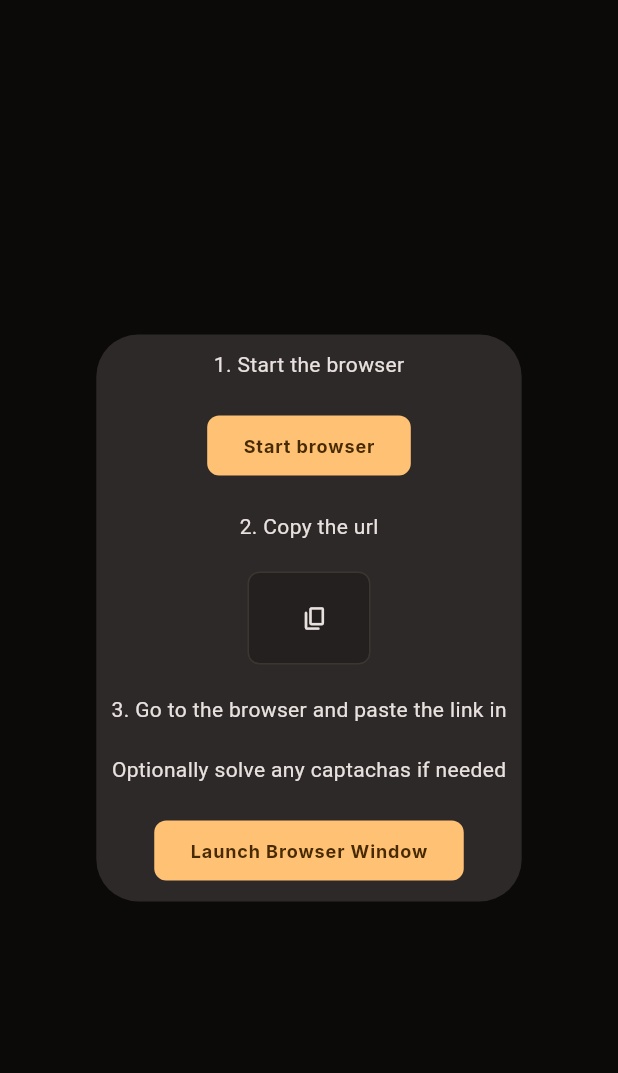
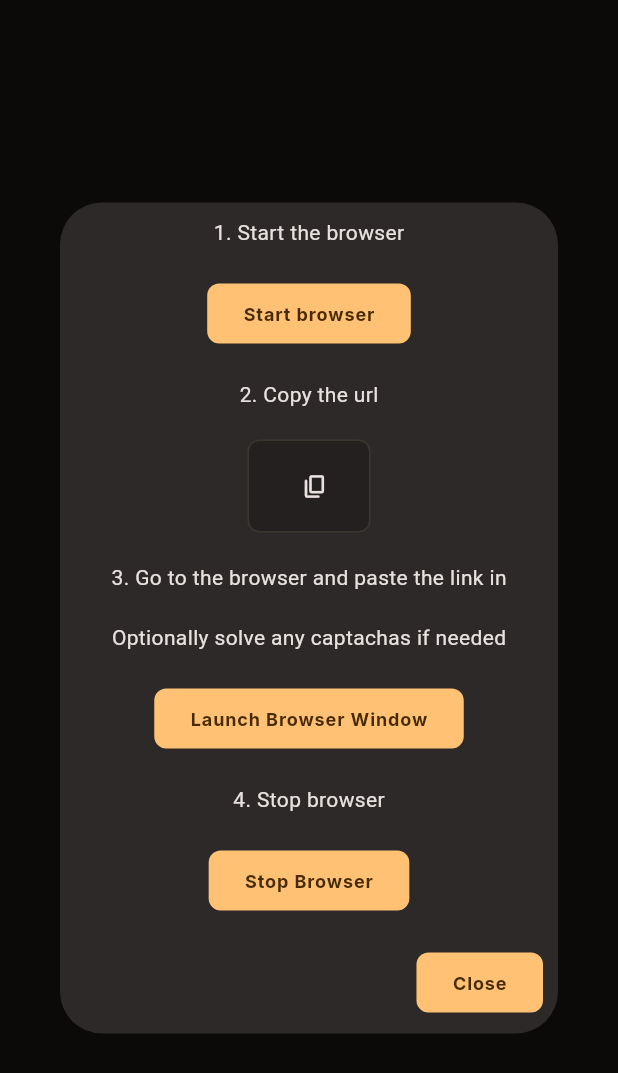
Before and after one commit to RA341/homework, a Flutter app: the OpenBrowserDialog widget shown alone on an empty page, opened directly with empty values, on a phone screen of 412 x 824 dp. Shown: the top 1073 px of the screen. Run offline on Flutter 3.47's test engine with Material 3 defaults, Android fonts, the phone set to English and light mode, and no system bars; our stand-ins replace file_picker, fixnum, flutter_hooks, flutter_riverpod, freezed_annotation, go_router and 3 more; missing offline and left inert: connectrpc, media_kit, media_kit_video, protobuf; accounts and stored records are empty.

Commit message:
add stop browser

```diff
--- a/frontend/lib/pages/browse/download/download_card_buttons.dart
+++ b/frontend/lib/pages/browse/download/download_card_buttons.dart
@@ -114,6 +114,24 @@ class OpenBrowserDialog extends ConsumerWidget {
               },
               child: Text("Launch Browser Window"),
             ),
+            Text("4. Stop browser"),
+            ElevatedButton(
+              onPressed: () async {
+                final resp = await runReq(() => browser.stop(StopRequest()));
+              },
+              child: Text("Stop Browser"),
+            ),
+            Row(
+              mainAxisAlignment: .end,
+              children: [
+                ElevatedButton(
+                  onPressed: () async {
+                    Navigator.of(context).pop();
+                  },
+                  child: Text("Close"),
+                ),
+              ],
+            ),
           ],
         ),
       ),
```
